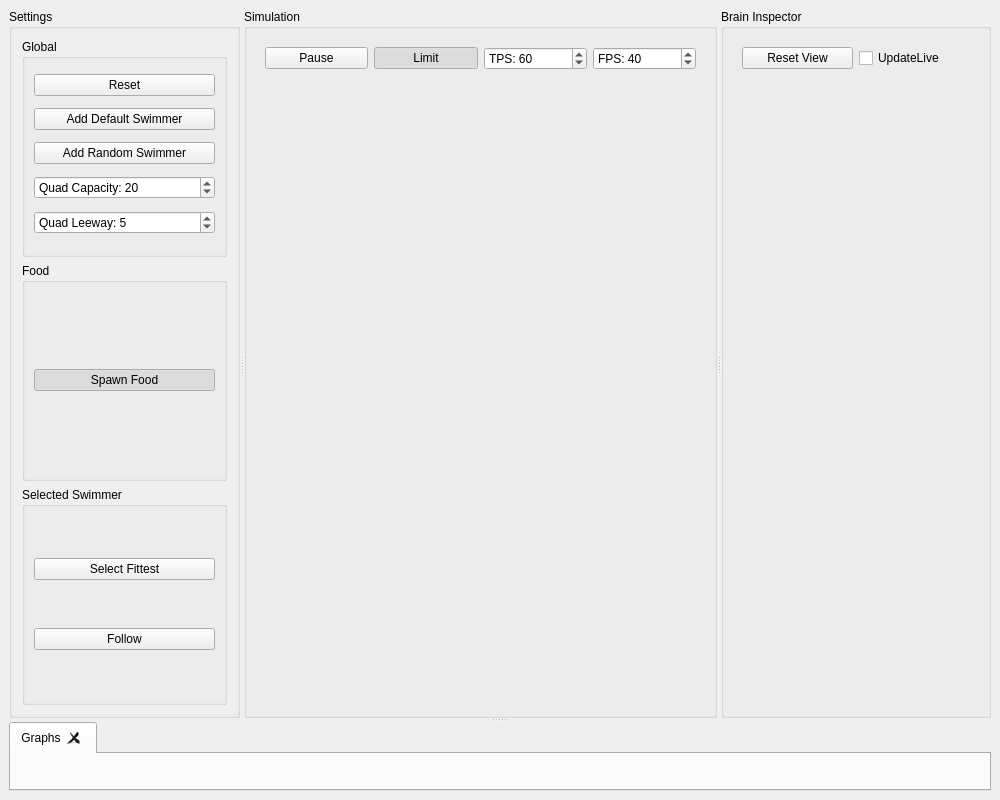
First picture: the form in MainWindow.ui, repository mikepyne/Trilobytes, before the edit.
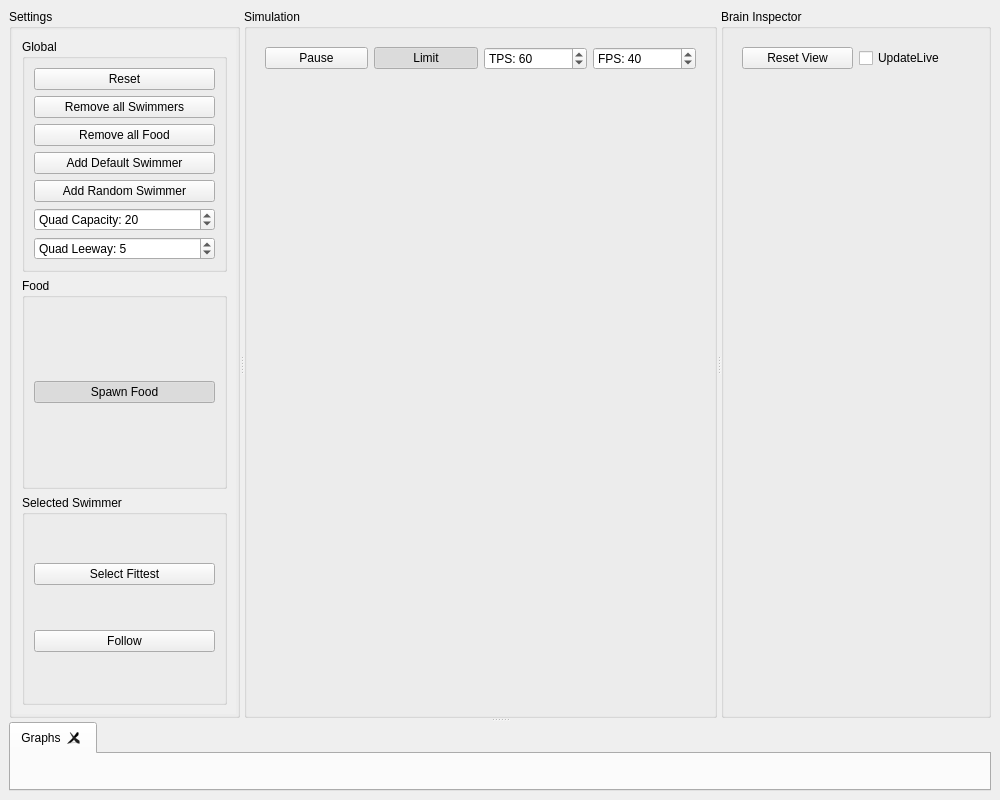
Second picture: the form after the edit. Custom widgets are drawn as their Qt base class.

Commit message: Added Health as a trait that can be sensed -Added button to clear swimmers -Added a button to clear FoodPellets

```diff
--- a/MainWindow.ui
+++ b/MainWindow.ui
@@ -82,7 +82,7 @@
                  <x>0</x>
                  <y>0</y>
                  <width>216</width>
-                 <height>675</height>
+                 <height>663</height>
                 </rect>
                </property>
                <layout class="QVBoxLayout" name="verticalLayout_5">
@@ -92,7 +92,35 @@
                    <string>Global</string>
                   </property>
                   <layout class="QGridLayout" name="gridLayout">
+                   <item row="1" column="0">
+                    <widget class="QPushButton" name="removeAllSwimmersButton">
+                     <property name="text">
+                      <string>Remove all Swimmers</string>
+                     </property>
+                    </widget>
+                   </item>
                    <item row="4" column="0">
+                    <widget class="QPushButton" name="addRandomSwimmerButton">
+                     <property name="text">
+                      <string>Add Random Swimmer</string>
+                     </property>
+                    </widget>
+                   </item>
+                   <item row="3" column="0">
+                    <widget class="QPushButton" name="addDefaultSwimmerButton">
+                     <property name="text">
+                      <string>Add Default Swimmer</string>
+                     </property>
+                    </widget>
+                   </item>
+                   <item row="0" column="0">
+                    <widget class="QPushButton" name="resetAllButton">
+                     <property name="text">
+                      <string>Reset</string>
+                     </property>
+                    </widget>
+                   </item>
+                   <item row="6" column="0">
                     <widget class="QSpinBox" name="quadLeewaySpinner">
                      <property name="prefix">
                       <string>Quad Leeway: </string>
@@ -105,7 +133,7 @@
                      </property>
                     </widget>
                    </item>
-                   <item row="3" column="0">
+                   <item row="5" column="0">
                     <widget class="QSpinBox" name="quadCapacitySpinner">
                      <property name="prefix">
                       <string>Quad Capacity: </string>
@@ -121,24 +149,10 @@
                      </property>
                     </widget>
                    </item>
-                   <item row="1" column="0">
-                    <widget class="QPushButton" name="addDefaultSwimmerButton">
-                     <property name="text">
-                      <string>Add Default Swimmer</string>
-                     </property>
-                    </widget>
-                   </item>
-                   <item row="0" column="0">
-                    <widget class="QPushButton" name="resetAllButton">
-                     <property name="text">
-                      <string>Reset</string>
-                     </property>
-                    </widget>
-                   </item>
                    <item row="2" column="0">
-                    <widget class="QPushButton" name="addRandomSwimmerButton">
+                    <widget class="QPushButton" name="removeAllFoodButton">
                      <property name="text">
-                      <string>Add Random Swimmer</string>
+                      <string>Remove all Food</string>
                      </property>
                     </widget>
                    </item>
```
The commit also changes 7 other files.
